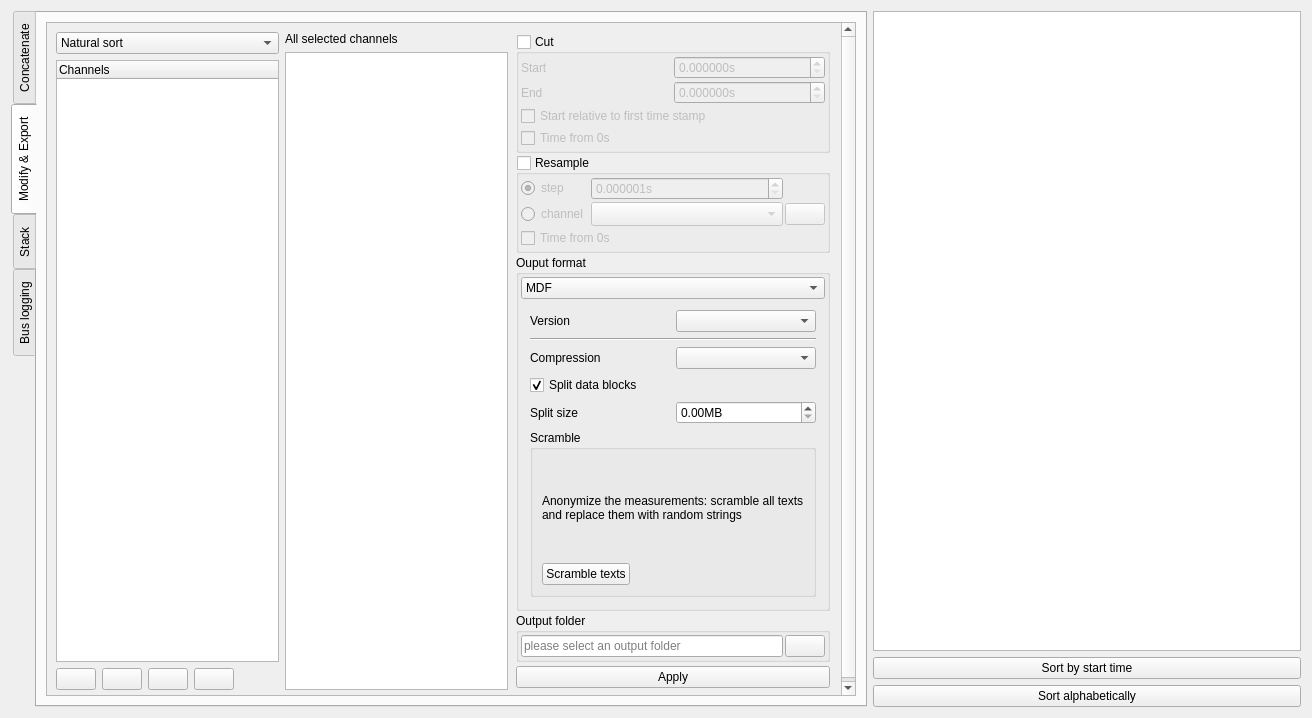
This is src/asammdf/gui/ui/batch_widget.ui in danielhrisca/asammdf as Qt 5 draws it before an edit. The edited form follows.
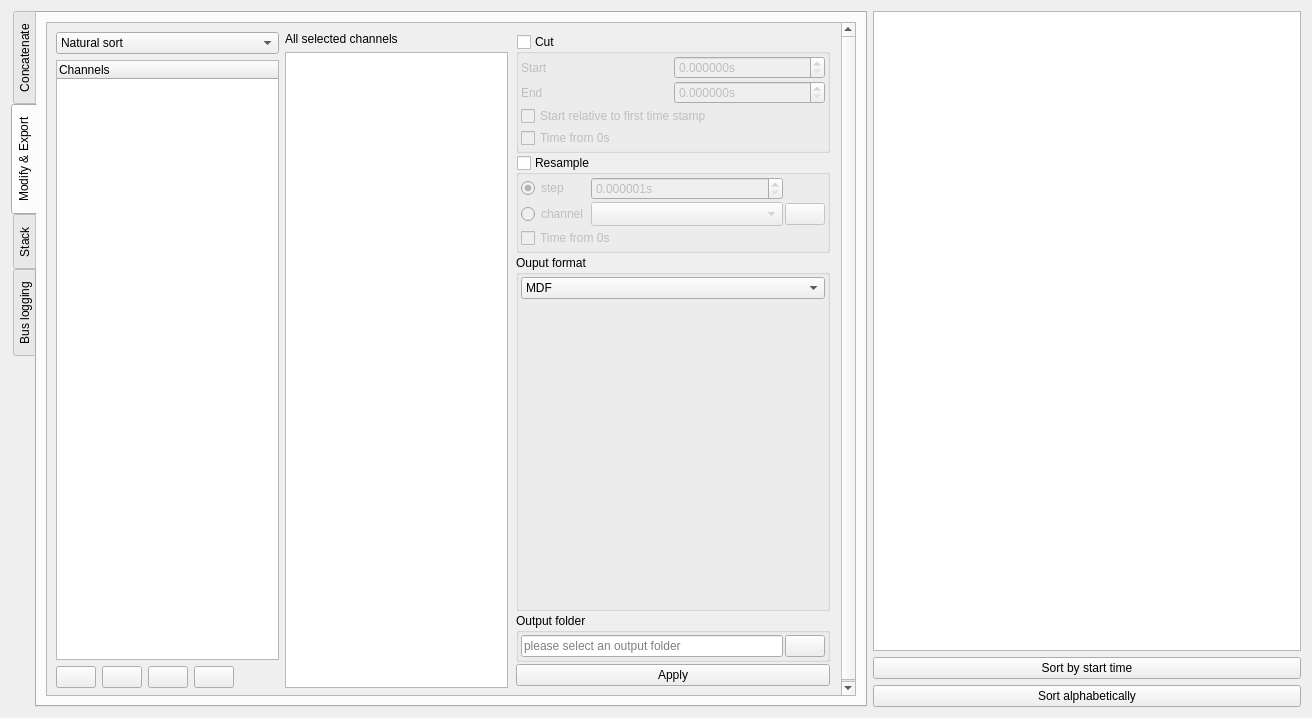
This is the edited form. The open tabs and pages were chosen to show the change. Icons and pictures are not drawn. Custom widgets are drawn as their Qt base class.

```diff
--- a/src/asammdf/gui/ui/batch_widget.ui
+++ b/src/asammdf/gui/ui/batch_widget.ui
@@ -1095,6 +1095,7 @@
                      </item>
                     </layout>
                    </widget>
+                   <widget class="QWidget" name="page"/>
                   </widget>
                  </item>
                 </layout>
```
Left out of the diff: 7 changed lines with no effect on the pictures.
